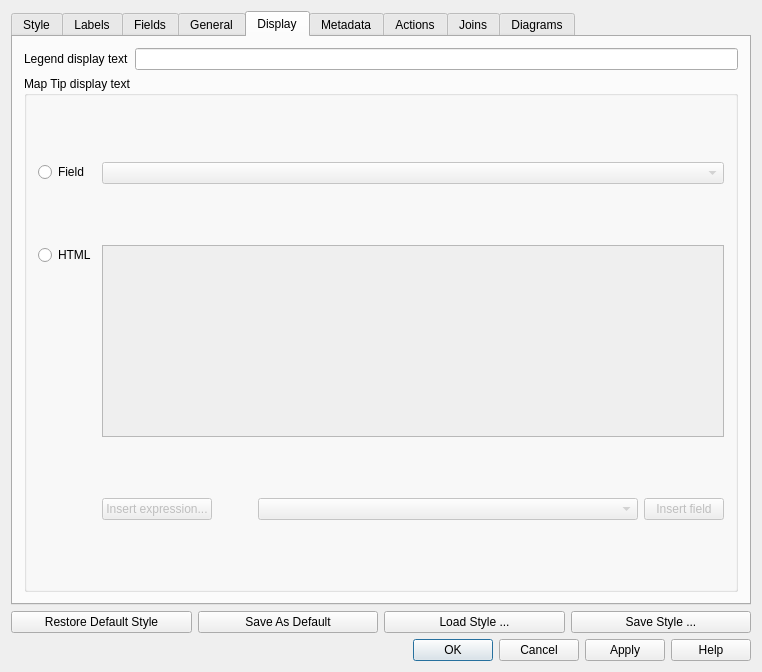
The window that src/ui/qgsvectorlayerpropertiesbase.ui (kadas-albireo/kadas-albireo) describes before a commit, drawn with Qt 5.
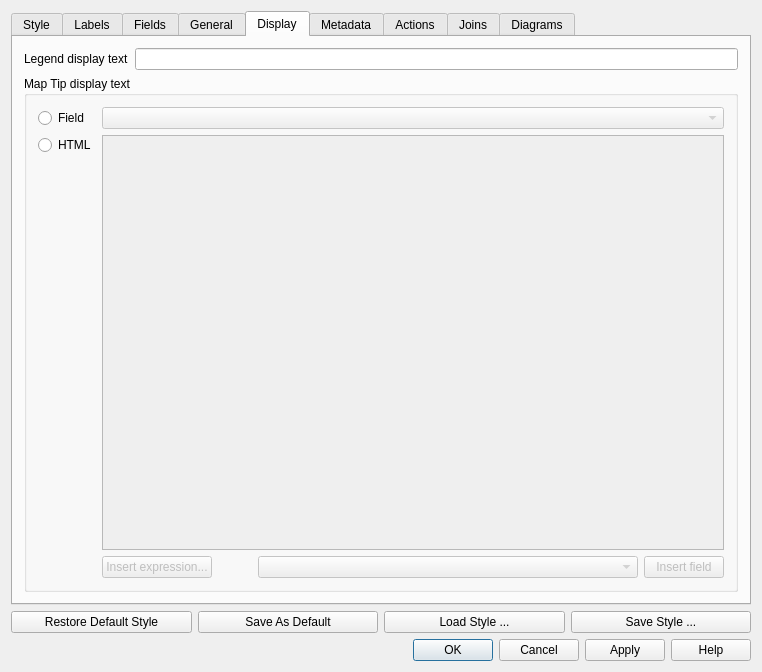
The same window after the commit. The open tabs and pages were chosen to show the change. Icons and pictures are not drawn. Custom widgets are drawn as their Qt base class.

Commit message: Update to vector layer options dialog Display tab

What changed in the file:
```diff
--- a/src/ui/qgsvectorlayerpropertiesbase.ui
+++ b/src/ui/qgsvectorlayerpropertiesbase.ui
@@ -575,10 +575,7 @@
       <attribute name="title">
        <string>Display</string>
       </attribute>
-      <layout class="QFormLayout" name="formLayout_2">
-       <property name="fieldGrowthPolicy">
-        <enum>QFormLayout::AllNonFixedFieldsGrow</enum>
-       </property>
+      <layout class="QGridLayout" name="gridLayout">
        <item row="0" column="0">
         <widget class="QLabel" name="textLabel3">
          <property name="text">
@@ -594,7 +591,14 @@
          <property name="title">
           <string>Map Tip display text</string>
          </property>
-         <layout class="QFormLayout" name="formLayout_3">
+         <layout class="QGridLayout" name="gridLayout_18">
+          <item row="1" column="1">
+           <widget class="QTextEdit" name="htmlMapTip">
+            <property name="enabled">
+             <bool>false</bool>
+            </property>
+           </widget>
+          </item>
           <item row="0" column="0">
            <widget class="QRadioButton" name="fieldComboRadio">
             <property name="text">
@@ -602,27 +606,13 @@
             </property>
            </widget>
           </item>
-          <item row="0" column="1">
-           <widget class="QComboBox" name="displayFieldComboBox">
-            <property name="enabled">
-             <bool>false</bool>
-            </property>
-           </widget>
-          </item>
-          <item row="1" column="0">
+          <item row="1" column="0" alignment="Qt::AlignTop">
            <widget class="QRadioButton" name="htmlRadio">
             <property name="text">
              <string>HTML</string>
             </property>
            </widget>
           </item>
-          <item row="1" column="1">
-           <widget class="QTextEdit" name="htmlMapTip">
-            <property name="enabled">
-             <bool>false</bool>
-            </property>
-           </widget>
-          </item>
           <item row="2" column="1">
            <layout class="QHBoxLayout" name="horizontalLayout_14">
             <item>
@@ -691,6 +681,13 @@
             </item>
            </layout>
           </item>
+          <item row="0" column="1">
+           <widget class="QComboBox" name="displayFieldComboBox">
+            <property name="enabled">
+             <bool>false</bool>
+            </property>
+           </widget>
+          </item>
          </layout>
         </widget>
        </item>
```
Left out of the diff: 20 changed lines with no effect on the pictures.
